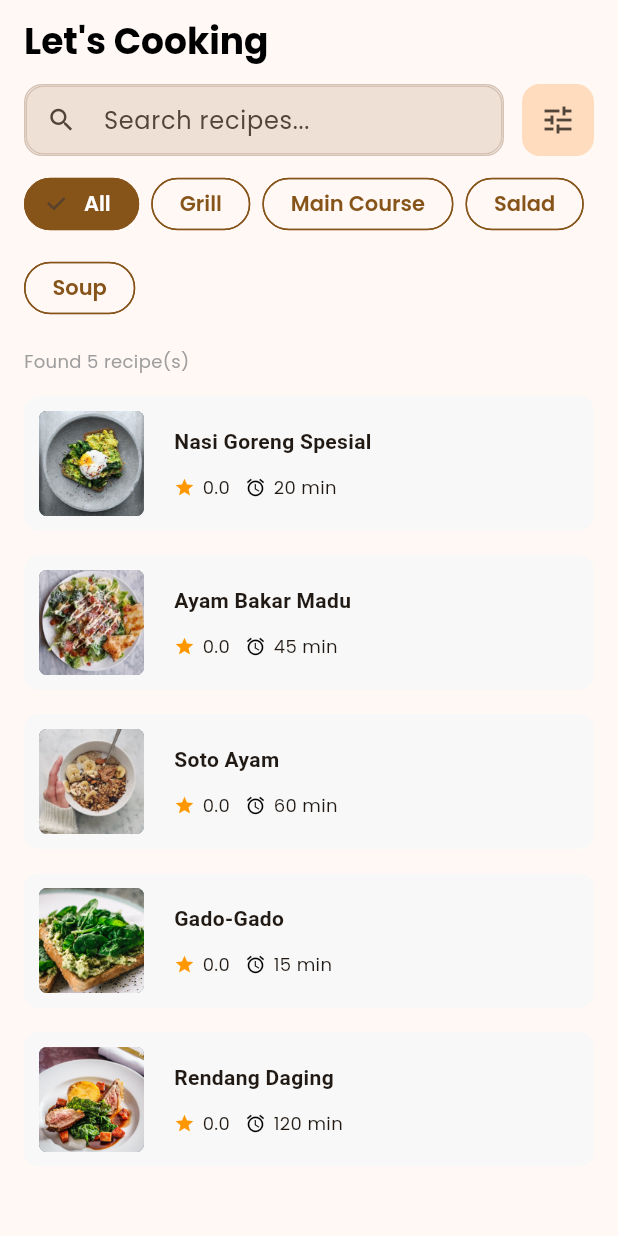
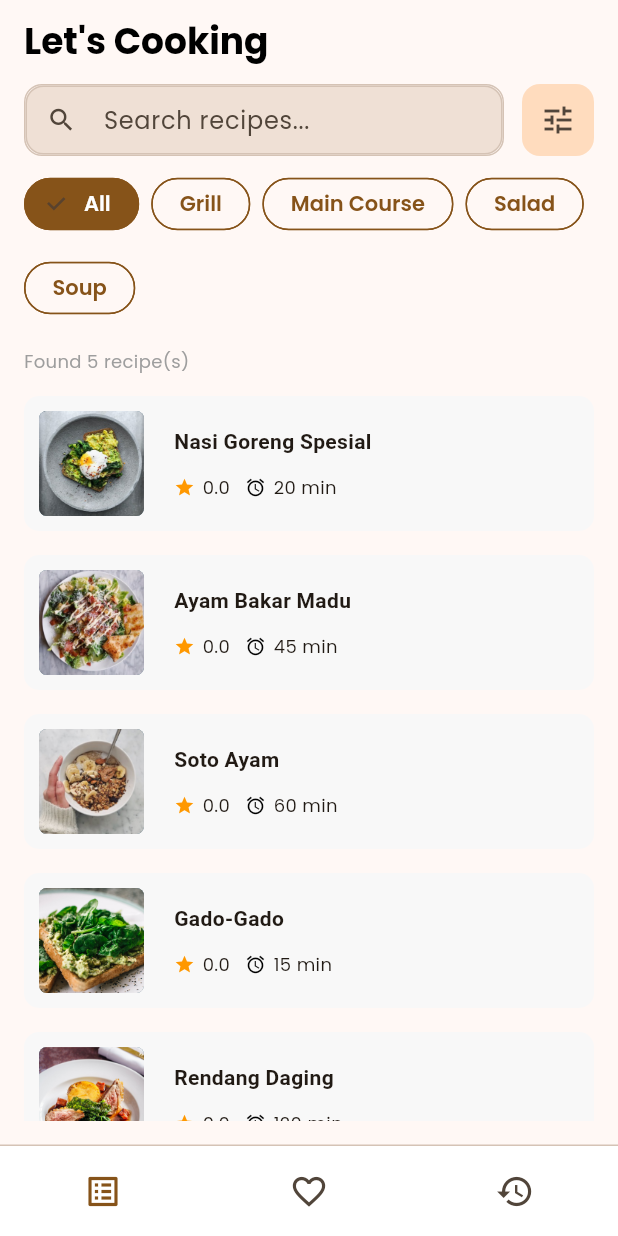
Before and after one commit to fthliqml/cook-ease-app, a Flutter app: the screen it shows after launch, on a phone screen of 412 x 824 dp. Run offline on Flutter 3.47's test engine with Material 3 defaults, Android fonts, the phone set to English and light mode, and no system bars; our stand-ins replace drift, drift_flutter, go_router, google_fonts; accounts and stored records are empty; generated files the repository leaves out were written again.

Commit message:
feat: update color palette and implement AppLayout for consistent UI across pages

```diff
--- a/lib/config/themes/app_colors.dart
+++ b/lib/config/themes/app_colors.dart
@@ -7,7 +7,7 @@ class AppColors {
 
   // Brand seed / primary palette anchors
   // Orange palette
-  static const Color primary = Color(0xFFD99651); // Seed
+  static const Color primary = Color(0xFFE6A86B); // Lighter seed
   static const Color primarySoft = Color(0xFFC77B3A);
   static const Color primaryExtraSoft = Color(0xFFFFF4E9); // Very light tint
   static const Color secondary = Color(0xFFFFE3C7); // Soft complementary
@@ -16,8 +16,8 @@ class AppColors {
   // Gradients
   static LinearGradient bottomShadow = LinearGradient(
     colors: [
-      const Color(0xFFD99651).withValues(alpha: 0.2),
-      const Color(0xFFD99651).withValues(alpha: 0.0),
+      const Color(0xFFE6A86B).withValues(alpha: 0.2),
+      const Color(0xFFE6A86B).withValues(alpha: 0.0),
     ],
     begin: Alignment.bottomCenter,
     end: Alignment.topCenter,
--- a/lib/views/screens/recipe_list_page.dart
+++ b/lib/views/screens/recipe_list_page.dart
@@ -1,12 +1,12 @@
 import 'package:cook_ease_app/views/widgets/modals/search_filter_modal.dart';
 import 'package:flutter/material.dart';
 import 'package:cook_ease_app/views/widgets/recipe_tile.dart';
-import 'package:flutter/services.dart';
 import 'package:cook_ease_app/viewmodels/recipe_list_view_model.dart';
 import 'package:cook_ease_app/data/local/drift/db_provider.dart';
 import 'package:cook_ease_app/repository/recipe_repository.dart';
 import 'package:cook_ease_app/views/widgets/search_filter_bar.dart';
 import 'package:cook_ease_app/views/widgets/category_wrap.dart';
+import 'package:cook_ease_app/views/widgets/app_layout.dart';
 
 class RecipeListPage extends StatefulWidget {
   const RecipeListPage({super.key});
@@ -46,21 +46,8 @@ class _RecipeListPageState extends State<RecipeListPage> {
 
   @override
   Widget build(BuildContext context) {
-    return Scaffold(
-      appBar: AppBar(
-        systemOverlayStyle: SystemUiOverlayStyle.dark,
-        backgroundColor: Colors.transparent,
-        elevation: 0,
-        centerTitle: false,
-        title: const Text(
-          "Let's Cooking",
-          style: TextStyle(
-            fontSize: 24,
-            fontWeight: FontWeight.w700,
-            color: Colors.black,
-          ),
-        ),
-      ),
+    return AppLayout(
+      title: "Let's Cooking",
       body: Column(
         crossAxisAlignment: CrossAxisAlignment.start,
         children: [
--- /dev/null
+++ b/lib/views/widgets/app_bottom_nav.dart
@@ -0,0 +1,75 @@
+import 'package:flutter/material.dart';
+import 'package:go_router/go_router.dart';
+
+class AppBottomNavBar extends StatelessWidget {
+  const AppBottomNavBar({super.key});
+
+  int _currentIndexForLocation(String location) {
+    if (location.startsWith('/favorites')) return 1;
+    if (location.startsWith('/history')) return 2;
+    return 0; // default to recipes list
+  }
+
+  @override
+  Widget build(BuildContext context) {
+    final scheme = Theme.of(context).colorScheme;
+    final location = GoRouterState.of(context).uri.toString();
+    final currentIndex = _currentIndexForLocation(location);
+
+    void onTap(int index) {
+      switch (index) {
+        case 0:
+          context.go('/recipes');
+          break;
+        case 1:
+          context.go('/favorites');
+          break;
+        case 2:
+          context.go('/history');
+          break;
+      }
+    }
+
+    Color colorFor(int index) =>
+        index == currentIndex ? scheme.primary : scheme.onSurfaceVariant;
+
+    return SafeArea(
+      top: false,
+      child: Container(
+        decoration: BoxDecoration(
+          color: Colors.white,
+          border: Border(top: BorderSide(color: scheme.outlineVariant)),
+        ),
+        padding: const EdgeInsets.symmetric(vertical: 6),
+        child: Row(
+          children: [
+            Expanded(
+              child: IconButton(
+                onPressed: () => onTap(0),
+                icon: const Icon(Icons.list_alt_outlined),
+                color: colorFor(0),
+                iconSize: 26,
+              ),
+            ),
+            Expanded(
+              child: IconButton(
+                onPressed: () => onTap(1),
+                icon: const Icon(Icons.favorite_border),
+                color: colorFor(1),
+                iconSize: 26,
+              ),
+            ),
+            Expanded(
+              child: IconButton(
+                onPressed: () => onTap(2),
+                icon: const Icon(Icons.history),
+                color: colorFor(2),
+                iconSize: 26,
+              ),
+            ),
+          ],
+        ),
+      ),
+    );
+  }
+}
--- /dev/null
+++ b/lib/views/widgets/app_layout.dart
@@ -0,0 +1,32 @@
+import 'package:flutter/material.dart';
+import 'package:flutter/services.dart';
+import 'package:cook_ease_app/views/widgets/app_bottom_nav.dart';
+
+class AppLayout extends StatelessWidget {
+  const AppLayout({super.key, required this.title, required this.body});
+
+  final String title;
+  final Widget body;
+
+  @override
+  Widget build(BuildContext context) {
+    return Scaffold(
+      appBar: AppBar(
+        systemOverlayStyle: SystemUiOverlayStyle.dark,
+        backgroundColor: Colors.transparent,
+        elevation: 0,
+        centerTitle: false,
+        title: Text(
+          title,
+          style: const TextStyle(
+            fontSize: 24,
+            fontWeight: FontWeight.w700,
+            color: Colors.black,
+          ),
+        ),
+      ),
+      body: body,
+      bottomNavigationBar: const AppBottomNavBar(),
+    );
+  }
+}
```
Also changed, not shown: lib/views/screens/favorites_page.dart (+4 -3 lines), lib/views/screens/history_page.dart (+4 -3 lines), lib/views/screens/recipe_detail_page.dart (+14 -11 lines).
